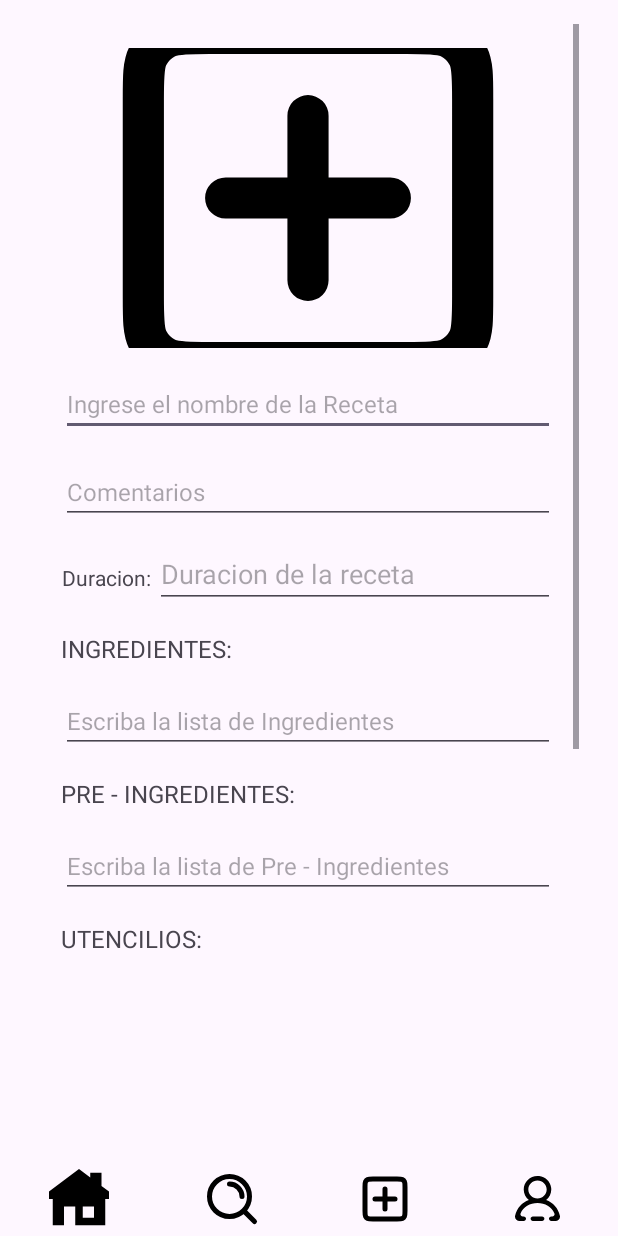
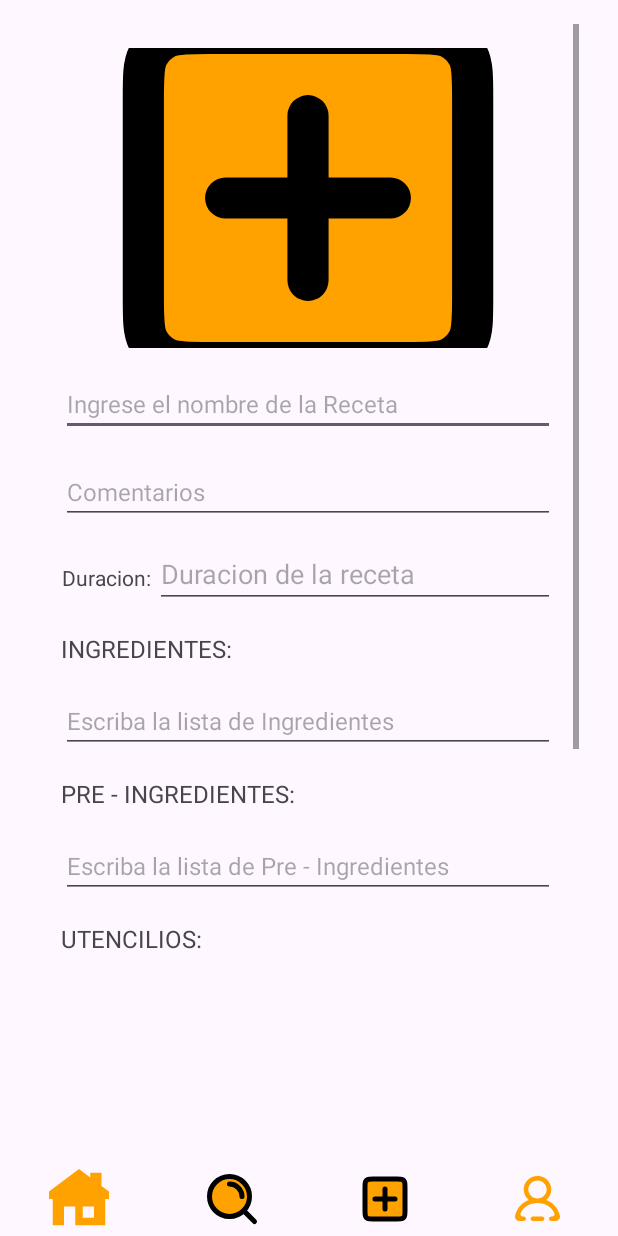
Before and after one commit to beidou2023/RecetasCocina, an Android app: the CrearReceta screen opened directly, with no data from a screen before it, on a phone screen of 412 x 824 dp. Run offline under Robolectric (Android 15) with nearby library versions, the phone set to English and light mode, and no system bars; network calls fail.

Commit message:
algunos colores

```diff
--- a/app/src/main/res/drawable/add_plus_square_svgrepo_com.xml
+++ b/app/src/main/res/drawable/add_plus_square_svgrepo_com.xml
@@ -7,7 +7,7 @@
       android:pathData="M8,12H12M12,12H16M12,12V16M12,12V8M4,16.8V7.2C4,6.08 4,5.52 4.218,5.092C4.41,4.715 4.715,4.41 5.092,4.218C5.52,4 6.08,4 7.2,4H16.8C17.92,4 18.48,4 18.908,4.218C19.284,4.41 19.59,4.715 19.782,5.092C20,5.52 20,6.08 20,7.2V16.8C20,17.92 20,18.48 19.782,18.908C19.59,19.284 19.284,19.59 18.908,19.782C18.48,20 17.921,20 16.804,20H7.197C6.079,20 5.519,20 5.092,19.782C4.715,19.59 4.41,19.284 4.218,18.908C4,18.48 4,17.92 4,16.8Z"
       android:strokeLineJoin="round"
       android:strokeWidth="2"
-      android:fillColor="#00000000"
+      android:fillColor="#ffa200"
       android:strokeColor="#000000"
       android:strokeLineCap="round"/>
 </vector>
--- a/app/src/main/res/drawable/home_1_svgrepo_com.xml
+++ b/app/src/main/res/drawable/home_1_svgrepo_com.xml
@@ -5,6 +5,6 @@
     android:viewportHeight="16">
   <path
       android:pathData="M8,0L0,6V8H1V15H4V10H7V15H15V8H16V6L14,4.5V1H11V2.25L8,0ZM9,10H12V13H9V10Z"
-      android:fillColor="#000000"
+      android:fillColor="#ffa200"
       android:fillType="evenOdd"/>
 </vector>
--- a/app/src/main/res/drawable/profile_round_1346_svgrepo_com.xml
+++ b/app/src/main/res/drawable/profile_round_1346_svgrepo_com.xml
@@ -6,7 +6,7 @@
   <path
       android:pathData="M14.083,6C14.083,3.794 12.252,2 10,2C7.748,2 5.917,3.794 5.917,6C5.917,8.206 7.748,10 10,10C12.252,10 14.083,8.206 14.083,6M17.946,20L16.125,20C15.561,20 15.104,19.552 15.104,19C15.104,18.448 15.561,18 16.125,18L16.563,18C17.269,18 17.791,17.303 17.523,16.662C16.287,13.698 13.384,12 10,12C6.616,12 3.713,13.698 2.477,16.662C2.209,17.303 2.731,18 3.437,18L3.875,18C4.439,18 4.896,18.448 4.896,19C4.896,19.552 4.439,20 3.875,20L2.054,20C0.778,20 -0.226,18.857 0.044,17.636C0.787,14.277 3.108,11.798 6.164,10.673C4.77,9.574 3.875,7.89 3.875,6C3.875,2.449 7.023,-0.381 10.734,0.042C13.423,0.348 15.65,2.447 16.053,5.07C16.4,7.331 15.456,9.396 13.836,10.673C16.892,11.798 19.213,14.277 19.956,17.636C20.226,18.857 19.222,20 17.946,20M13.062,19C13.062,19.552 12.605,20 12.042,20L7.958,20C7.395,20 6.938,19.552 6.938,19C6.938,18.448 7.395,18 7.958,18L12.042,18C12.605,18 13.062,18.448 13.062,19"
       android:strokeWidth="1"
-      android:fillColor="#000000"
+      android:fillColor="#ffa200"
       android:fillType="evenOdd"
       android:strokeColor="#00000000"/>
 </vector>
--- a/app/src/main/res/drawable/search_alt_2_svgrepo_com.xml
+++ b/app/src/main/res/drawable/search_alt_2_svgrepo_com.xml
@@ -7,7 +7,7 @@
       android:pathData="M11,6C13.761,6 16,8.239 16,11M16.659,16.655L21,21M19,11C19,15.418 15.418,19 11,19C6.582,19 3,15.418 3,11C3,6.582 6.582,3 11,3C15.418,3 19,6.582 19,11Z"
       android:strokeLineJoin="round"
       android:strokeWidth="2"
-      android:fillColor="#00000000"
+      android:fillColor="#ffa200"
       android:strokeColor="#000000"
       android:strokeLineCap="round"/>
 </vector>
--- a/app/src/main/res/layout/activity_login.xml
+++ b/app/src/main/res/layout/activity_login.xml
@@ -13,7 +13,9 @@
         android:layout_width="wrap_content"
         android:layout_height="wrap_content"
         android:layout_marginTop="92dp"
-        android:text="LOGIN"
+        android:text="BIENVENIDO A RECETAS RITA"
+        android:textSize="20sp"
+        android:textStyle="bold"
         app:layout_constraintEnd_toEndOf="parent"
         app:layout_constraintHorizontal_bias="0.498"
         app:layout_constraintStart_toStartOf="parent"
@@ -37,6 +39,7 @@
         android:layout_width="wrap_content"
         android:layout_height="wrap_content"
         android:layout_marginTop="60dp"
+        android:textStyle="bold"
         android:text="USERNAME"
         app:layout_constraintEnd_toEndOf="parent"
         app:layout_constraintHorizontal_bias="0.498"
@@ -49,6 +52,7 @@
         android:layout_height="wrap_content"
         android:layout_marginTop="20dp"
         android:text="PASSWORD"
+        android:textStyle="bold"
         app:layout_constraintEnd_toEndOf="parent"
         app:layout_constraintHorizontal_bias="0.498"
         app:layout_constraintStart_toStartOf="parent"
```
